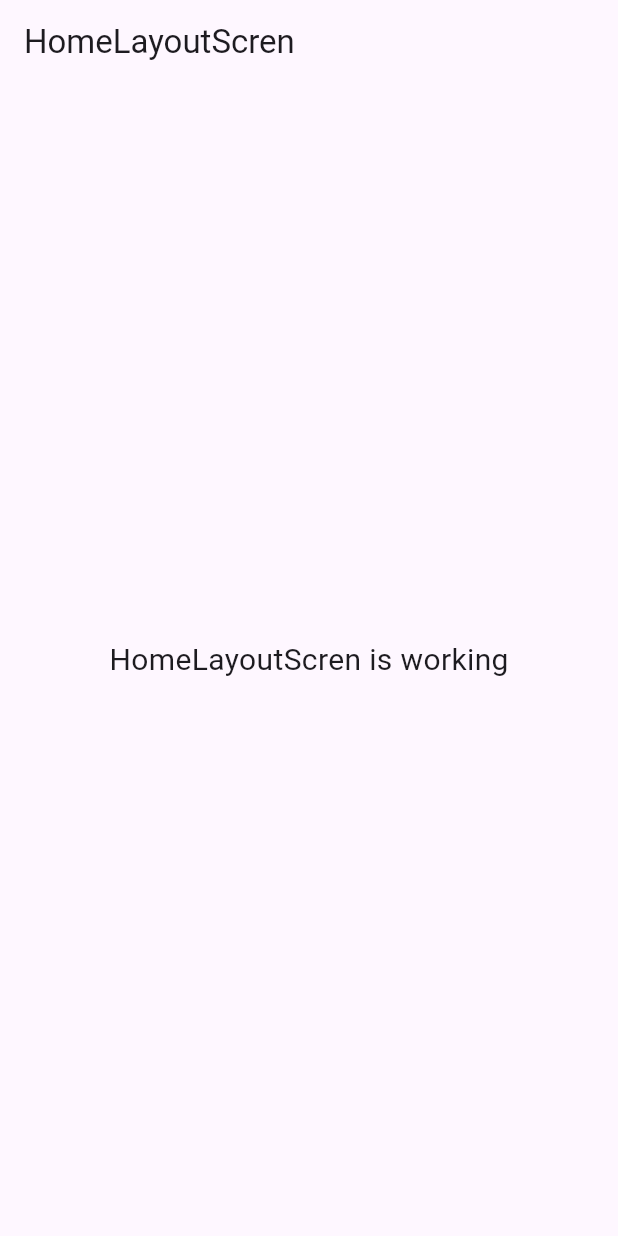
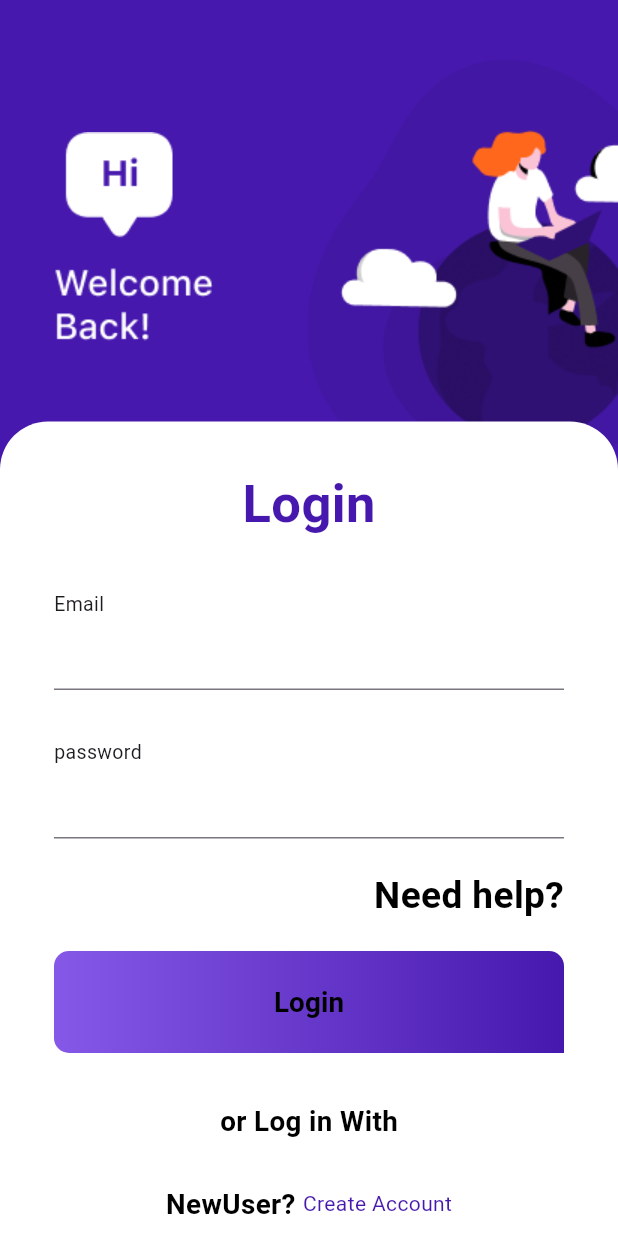
Before and after one commit to MahmoudElgaml/sadeem_task, a Flutter app: the screen it shows after launch, on a phone screen of 412 x 824 dp. Run offline on Flutter 3.47's test engine with Material 3 defaults, Android fonts, the light colour scheme and no system bars; our stand-ins replace bloc, connectivity_plus, device_preview, dio, dropdown_button2, flutter_bloc and 11 more; accounts and stored records are empty.

Commit message:
- add the reusable  login screen component

```diff
--- a/lib/config/routes/routes.dart
+++ b/lib/config/routes/routes.dart
@@ -1,15 +1,23 @@
 import 'package:flutter_bloc/flutter_bloc.dart';
 import 'package:go_router/go_router.dart';
+import 'package:sadeem_task/features/auth/presentation/pages/login_screen.dart';
 import 'package:sadeem_task/features/home_layout/presentation/screens/home_layout_scren.dart';
 
 class AppRoute {
-  static const homeLayout = '/';
+  static const homeLayout = '/home';
+  static const login = '/';
   static final router = GoRouter(
     routes: [
       GoRoute(
         path: homeLayout,
         builder: (context, state) {
-          return HomeLayoutScreen();
+          return const HomeLayoutScreen();
+        },
+      ),
+       GoRoute(
+        path: login,
+        builder: (context, state) {
+          return const LoginScreen();
         },
       ),
     ],
--- a/lib/core/utils/app_images.dart
+++ b/lib/core/utils/app_images.dart
@@ -1,3 +1,8 @@
 class Assets{
+  static const String login_photo ="assets/images/log_in_photo.png";
+  static const String bubbleText= "assets/images/bubble_text.png";
+  static const String bubbleTextSign= "assets/images/bubble_text_sign.png";
+
+
 
 }
--- a/lib/core/utils/app_style.dart
+++ b/lib/core/utils/app_style.dart
@@ -1,7 +1,38 @@
-
 import 'package:flutter/material.dart';
+import 'package:sadeem_task/core/utils/app_color.dart';
 
 class AppStyle {
+  static TextStyle style18(BuildContext context) {
+    return TextStyle(
+      color: Colors.black,
+      fontSize: responsiveFont(fontSize: 18, context: context),
+      fontWeight: FontWeight.bold,
+    );
+  }
+
+  static TextStyle style20(BuildContext context) {
+    return TextStyle(
+      color: Colors.black,
+      fontSize: responsiveFont(fontSize: 20, context: context),
+      fontWeight: FontWeight.bold,
+    );
+  }
+
+  static TextStyle style24(BuildContext context) {
+    return TextStyle(
+      color: Colors.black,
+      fontSize: responsiveFont(fontSize: 24, context: context),
+      fontWeight: FontWeight.bold,
+    );
+  }
+
+  static TextStyle style34(BuildContext context) {
+    return TextStyle(
+      color: AppColor.authColor,
+      fontSize: responsiveFont(fontSize: 34, context: context),
+      fontWeight: FontWeight.bold,
+    );
+  }
 
   static double scaleFactor(double width) {
     if (width < 500) {
@@ -13,8 +44,10 @@ class AppStyle {
     }
   }
 
-  static double responsiveFont(
-      {required double fontSize, required BuildContext context}) {
+  static double responsiveFont({
+    required double fontSize,
+    required BuildContext context,
+  }) {
     double width = MediaQuery.of(context).size.width;
     double scalefactor = scaleFactor(width);
     double lowerLimit = fontSize * .8;
--- /dev/null
+++ b/lib/features/auth/presentation/pages/login_screen.dart
@@ -0,0 +1,44 @@
+
+
+import 'package:flutter/cupertino.dart';
+import 'package:flutter/material.dart';
+import 'package:flutter/widgets.dart';
+
+import 'package:gap/gap.dart';
+import 'package:sadeem_task/core/utils/app_color.dart';
+import 'package:sadeem_task/core/utils/app_images.dart';
+
+import '../widgets/login_drawer.dart';
+
+class LoginScreen extends StatelessWidget {
+  const LoginScreen({super.key});
+
+  @override
+  Widget build(BuildContext context) {
+    return Scaffold(
+      body: Stack(
+        children: [
+          Container(
+            color: AppColor.authColor,
+            height: double.infinity,
+            child: Row(
+              crossAxisAlignment: CrossAxisAlignment.start,
+              mainAxisAlignment: MainAxisAlignment.spaceBetween,
+              children: [
+                Padding(
+                  padding: const EdgeInsets.only(top: 88, left: 36),
+                  child: Image.asset(Assets.bubbleText),
+                ),
+                Padding(
+                  padding: EdgeInsets.only(top: 40),
+                  child: Image.asset(Assets.login_photo),
+                ),
+              ],
+            ),
+          ),
+          const LogInDrawer(),
+        ],
+      ),
+    );
+  }
+}
--- /dev/null
+++ b/lib/features/auth/presentation/pages/test.dart
@@ -0,0 +1,10 @@
+import 'package:flutter/material.dart';
+
+class TestScteen extends StatelessWidget {
+  const TestScteen({super.key});
+
+  @override
+  Widget build(BuildContext context) {
+    return const Placeholder();
+  }
+}
--- /dev/null
+++ b/lib/features/auth/presentation/widgets/coatume_button.dart
@@ -0,0 +1,36 @@
+import 'package:flutter/material.dart';
+
+
+import '../../../../core/utils/app_style.dart';
+
+class CostumeButton extends StatelessWidget {
+  const CostumeButton({required this.title, super.key});
+
+  final String title;
+
+  @override
+  Widget build(BuildContext context) {
+    return Container(
+      width: double.infinity,
+      height: 68,
+      decoration: const BoxDecoration(
+          borderRadius: BorderRadius.only(
+              bottomLeft: Radius.circular(10),
+              topLeft: Radius.circular(10),
+              topRight: Radius.circular(10)),
+          gradient: LinearGradient(
+            colors: [Color(0xff8658E8), Color(0xff4718AD)],
+          )),
+      child: ElevatedButton(
+        onPressed: () {},
+        style: ElevatedButton.styleFrom(
+            backgroundColor: Colors.transparent,
+            shadowColor: Colors.transparent),
+        child: Text(
+          title,
+          style: AppStyle.style18(context),
+        ),
+      ),
+    );
+  }
+}
--- /dev/null
+++ b/lib/features/auth/presentation/widgets/costume_avatar.dart
@@ -0,0 +1,24 @@
+import 'package:flutter/material.dart';
+
+
+class CostumeAvatar extends StatelessWidget {
+  const CostumeAvatar(this.image, {super.key});
+
+  final String image;
+
+  @override
+  Widget build(BuildContext context) {
+    return Container(
+      padding: EdgeInsets.symmetric(horizontal: 23,vertical: 23),
+      decoration: BoxDecoration(
+          border: Border.all(
+              color: Colors.grey.shade300
+          ),
+          shape: BoxShape.circle
+      ),
+      child: Image.asset(image),
+    );
+  }
+
+
+}
--- /dev/null
+++ b/lib/features/auth/presentation/widgets/costume_text_filed.dart
@@ -0,0 +1,21 @@
+import 'package:flutter/material.dart';
+
+
+class CostumeTextFiled extends StatelessWidget {
+  const CostumeTextFiled({required this.title, super.key});
+
+  final String title;
+
+  @override
+  Widget build(BuildContext context) {
+    return Column(
+      crossAxisAlignment: CrossAxisAlignment.start,
+      children: [
+        Text(title,style: const TextStyle(fontSize: 13),),
+        const TextField(
+          decoration: InputDecoration(),
+        )
+      ],
+    );
+  }
+}
--- /dev/null
+++ b/lib/features/auth/presentation/widgets/login_drawer.dart
@@ -0,0 +1,87 @@
+
+
+import 'package:flutter/cupertino.dart';
+import 'package:flutter/material.dart';
+import 'package:flutter/widgets.dart';
+import 'package:gap/gap.dart';
+import 'package:go_router/go_router.dart';
+import 'package:sadeem_task/core/utils/app_color.dart';
+import 'package:sadeem_task/core/utils/app_string.dart';
+
+import '../../../../core/utils/app_style.dart';
+import '../pages/login_screen.dart';
+import 'coatume_button.dart';
+import 'costume_avatar.dart';
+import 'costume_text_filed.dart';
+
+class LogInDrawer extends StatelessWidget {
+  const LogInDrawer({super.key});
+
+  @override
+  Widget build(BuildContext context) {
+    return Container(
+      height: MediaQuery.of(context).size.height,
+      margin: const EdgeInsets.only(top: 281),
+      width: MediaQuery.of(context).size.width,
+      decoration: const BoxDecoration(
+        color: Colors.white,
+        borderRadius: BorderRadius.only(
+          topLeft: Radius.circular(32),
+          topRight: Radius.circular(32),
+        ),
+      ),
+      child:  SingleChildScrollView(
+        child: Padding(
+          padding: const EdgeInsets.only(top: 30, left: 36, right: 36),
+          child: Column(
+            children: [
+              Text(
+                "Login",
+                style: AppStyle.style34(context),
+              ),
+              const Gap(32),
+              const CostumeTextFiled(title: "Email"),
+              const Gap(32),
+              const CostumeTextFiled(title: "password"),
+              const Gap(20),
+              Align(
+                alignment: Alignment.centerRight,
+                child: Text(
+                  style: AppStyle.style24(context),
+                  AppString.helpMessage,
+                ),
+              ),
+              const Gap(20),
+              const CostumeButton(
+                title: 'Login',
+              ),
+              const Gap(32),
+              Text(
+                style: AppStyle.style18(context),
+                "or Log in With",
+              ),
+              const Gap(28),
+
+              Row(
+                mainAxisAlignment: MainAxisAlignment.center,
+                children: [
+                  Text(
+                    style: AppStyle.style18(context),
+                    "NewUser? ",
+                  ),
+                  InkWell(
+                    onTap: () {},
+                    child: const Text(
+                      "Create Account",
+                      style:  TextStyle(color: AppColor.authColor),
+                    ),
+                  ),
+                ],
+              ),
+            ],
+          ),
+        ),
+      ),
+    );
+  }
+}
--- a/lib/main.dart
+++ b/lib/main.dart
@@ -1,10 +1,17 @@
+import 'package:device_preview/device_preview.dart';
+import 'package:flutter/foundation.dart';
 import 'package:flutter/material.dart';
 import 'package:sadeem_task/config/routes/routes.dart';
 import 'package:sadeem_task/core/di/config.dart';
 
 void main() {
   configureDependencies();
-  runApp(const MyApp());
+  runApp(
+  DevicePreview(
+    enabled: !kReleaseMode,
+    builder: (context) => MyApp(), // Wrap your app
+  ),
+);
 }
 
 class MyApp extends StatelessWidget {
@@ -15,6 +22,9 @@ class MyApp extends StatelessWidget {
   Widget build(BuildContext context) {
     return MaterialApp.router(
       debugShowCheckedModeBanner: false,
+       useInheritedMediaQuery: true,
+      locale: DevicePreview.locale(context),
+      builder: DevicePreview.appBuilder,
       title: 'Flutter Demo',
       theme: ThemeData(
         colorScheme: ColorScheme.fromSeed(seedColor: Colors.deepPurple),
```
Also changed, not shown: lib/core/api/dio_factory.dart (+6 -5 lines), pubspec.yaml (+6 -4 lines), assets/images/bubble_text.png (added), assets/images/bubble_text_sign.png (added), assets/images/log_in_photo.png (added), pubspec.lock, 1 other file.
